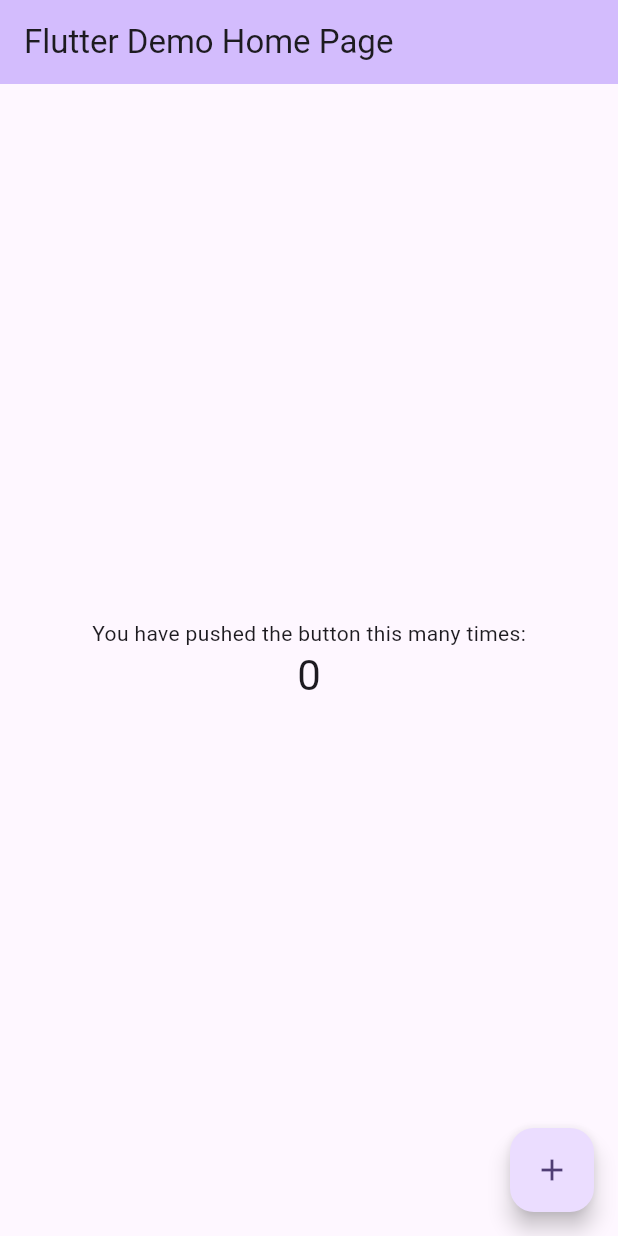
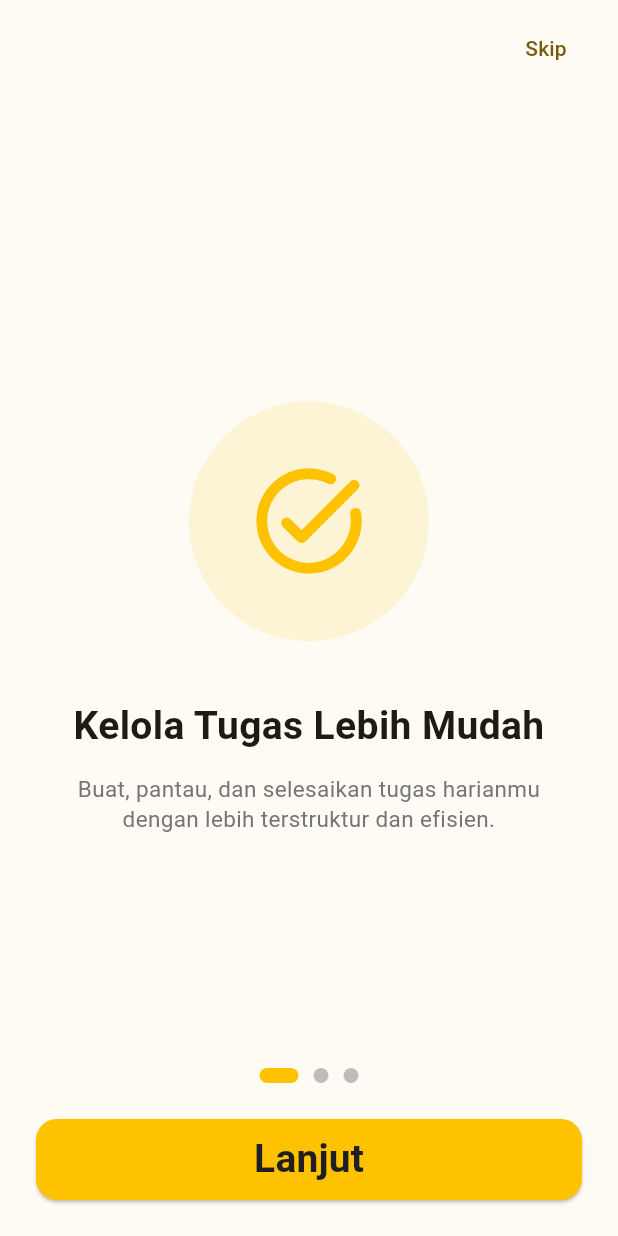
Before and after one commit to habibNurrohmad/ticktask_frontend, a Flutter app: the screen it shows after launch, on a phone screen of 412 x 824 dp. Run offline on Flutter 3.47's test engine with Material 3 defaults, Android fonts, the light colour scheme and no system bars; our stand-ins replace get.

Commit message:
First Commit

```diff
--- /dev/null
+++ b/lib/app/core/values/app_colors.dart
@@ -0,0 +1,15 @@
+import 'package:flutter/material.dart';
+
+class AppColors {
+  static const Color sunflowerYellow = Color(0xFFFEC200);
+  // Alias utama yang digunakan sebagai primary color aplikasi
+  static const Color primary = sunflowerYellow;
+
+  // (Opsional) Palet pendukung - bisa dipakai nanti
+  static const Color primaryDark = Color(0xFFD39F00);
+  static const Color primaryLight = Color(0xFFFFD866);
+  static const Color background = Color(0xFFFDFBF4);
+  static const Color textDark = Color(0xFF1F1F1F);
+  static const Color textLight = Color(0xFF6F6F6F);
+
+}
--- /dev/null
+++ b/lib/app/modules/landing_page/views/landing_page_view.dart
@@ -0,0 +1,210 @@
+import 'package:flutter/material.dart';
+import 'package:animations/animations.dart'; // for SharedAxisTransition
+import 'package:get/get.dart';
+import 'package:ticktask_frontend/app/core/values/app_colors.dart';
+import '../controllers/landing_page_controller.dart';
+
+class LandingPageView extends GetView<LandingPageController> {
+  const LandingPageView({super.key});
+
+  Widget _buildPage({required String title, required String subtitle, required IconData icon, required Color color}) {
+    return Padding(
+      padding: const EdgeInsets.symmetric(horizontal: 32, vertical: 16),
+      child: Column(
+        mainAxisAlignment: MainAxisAlignment.center,
+        crossAxisAlignment: CrossAxisAlignment.center,
+        children: [
+          AnimatedContainer(
+            duration: const Duration(milliseconds: 500),
+            curve: Curves.easeOutBack,
+            height: 160,
+            width: 160,
+            decoration: BoxDecoration(
+              color: color.withOpacity(.12),
+              shape: BoxShape.circle,
+            ),
+            child: Icon(icon, size: 84, color: color),
+          ),
+          const SizedBox(height: 40),
+            Text(
+            title,
+            textAlign: TextAlign.center,
+            style: const TextStyle(
+              fontSize: 26,
+              fontWeight: FontWeight.w700,
+              height: 1.25,
+            ),
+          ),
+          const SizedBox(height: 16),
+          Text(
+            subtitle,
+            textAlign: TextAlign.center,
+            style: TextStyle(
+              fontSize: 15,
+              color: Colors.grey.shade600,
+              height: 1.35,
+            ),
+          ),
+        ],
+      ),
+    );
+  }
+
+  @override
+  Widget build(BuildContext context) {
+    final pages = [
+      _buildPage(
+        title: 'Kelola Tugas Lebih Mudah',
+        subtitle: 'Buat, pantau, dan selesaikan tugas harianmu dengan lebih terstruktur dan efisien.',
+        icon: Icons.task_alt_rounded,
+        color: AppColors.primary,
+      ),
+      _buildPage(
+        title: 'Kolaborasi Tanpa Batas',
+        subtitle: 'Bagikan tugas dan bekerjasama dengan teman atau tim secara real-time.',
+        icon: Icons.group_rounded,
+        color: Colors.orange.shade600,
+      ),
+      _buildPage(
+        title: 'Capai Target Lebih Cepat',
+        subtitle: 'Pantau progres dan raih produktivitas maksimal dengan insight yang akurat.',
+        icon: Icons.insights_rounded,
+        color: Colors.teal.shade600,
+      ),
+    ];
+
+    return Scaffold(
+      backgroundColor: AppColors.background,
+      body: SafeArea(
+        child: Stack(
+          children: [
+            PageView(
+              controller: controller.pageController,
+              onPageChanged: controller.onPageChanged,
+              children: pages,
+            ),
+            Positioned(
+              top: 8,
+              right: 16,
+              child: Obx(() {
+                final isLast = controller.currentPage.value == controller.totalPages - 1;
+                return isLast
+                    ? const SizedBox.shrink()
+                    : TextButton(
+                        onPressed: controller.skipToEnd,
+                        child: const Text('Skip'),
+                      );
+              }),
+            ),
+            Positioned(
+              left: 0,
+              right: 0,
+              bottom: 24,
+              child: Obx(() {
+                final index = controller.currentPage.value;
+                final isLast = index == controller.totalPages - 1;
+                return Column(
+                  mainAxisSize: MainAxisSize.min,
+                  children: [
+                    Row(
+                      mainAxisAlignment: MainAxisAlignment.center,
+                      children: List.generate(controller.totalPages, (i) {
+                        final active = i == index;
+                        return AnimatedContainer(
+                          duration: const Duration(milliseconds: 300),
+                          margin: const EdgeInsets.symmetric(horizontal: 5),
+                          height: 10,
+                          width: active ? 26 : 10,
+                          decoration: BoxDecoration(
+                            color: active ? AppColors.primary : Colors.grey.shade400,
+                            borderRadius: BorderRadius.circular(20),
+                          ),
+                        );
+                      }),
+                    ),
+                    const SizedBox(height: 24),
+                    Padding(
+                      padding: const EdgeInsets.symmetric(horizontal: 24),
+                      child: Row(
+                        children: [
+                          // Smooth width + appearance animation for back button
+                          AnimatedContainer(
+                            duration: const Duration(milliseconds: 320),
+                            curve: Curves.easeInOutCubic,
+                            width: index > 0 ? 54 : 0,
+                            height: 54,
+                            margin: EdgeInsets.only(right: index > 0 ? 12 : 0),
+                            child: AnimatedOpacity(
+                              duration: const Duration(milliseconds: 220),
+                              opacity: index > 0 ? 1 : 0,
+                              curve: Curves.easeInOut,
+                              child: index > 0
+                                  ? ElevatedButton(
+                                      onPressed: controller.prevPage,
+                                      style: ElevatedButton.styleFrom(
+                                        padding: EdgeInsets.zero,
+                                        backgroundColor: Colors.grey.shade200,
+                                        shape: RoundedRectangleBorder(
+                                          borderRadius: BorderRadius.circular(14),
+                                        ),
+                                        elevation: 0,
+                                      ),
+                                      child: const Icon(
+                                        Icons.arrow_back_rounded,
+                                        color: AppColors.textDark,
+                                        size: 28,
+                                      ),
+                                    )
+                                  : const SizedBox.shrink(),
+                            ),
+                          ),
+                          Expanded(
+                            child: SizedBox(
+                              height: 54,
+                              child: ElevatedButton(
+                                onPressed: controller.nextPage,
+                                style: ElevatedButton.styleFrom(
+                                  backgroundColor: AppColors.primary,
+                                  shape: RoundedRectangleBorder(
+                                    borderRadius: BorderRadius.circular(14),
+                                  ),
+                                ),
+                                child: PageTransitionSwitcher(
+                                  duration: const Duration(milliseconds: 520),
+                                  reverse: !isLast, // arah animasi: masuk ke final -> maju
+                                  transitionBuilder: (child, primary, secondary) {
+                                    return SharedAxisTransition(
+                                      animation: primary,
+                                      secondaryAnimation: secondary,
+                                      transitionType: SharedAxisTransitionType.scaled,
+                                      fillColor: Colors.transparent,
+                                      child: child,
+                                    );
+                                  },
+                                  child: Text(
+                                    isLast ? 'Mulai Sekarang' : 'Lanjut',
+                                    key: ValueKey(isLast),
+                                    style: const TextStyle(
+                                      fontSize: 26,
+                                      fontWeight: FontWeight.w700,
+                                      height: 1.25,
+                                      color: AppColors.textDark,
+                                    ),
+                                  ),
+                                ),
+                              ),
+                            ),
+                          ),
+                        ],
+                      ),
+                    ),
+                  ],
+                );
+              }),
+            ),
+          ],
+        ),
+      ),
+    );
+  }
+}
--- /dev/null
+++ b/lib/app/routes/app_pages.dart
@@ -0,0 +1,27 @@
+import 'package:get/get.dart';
+
+import '../modules/home/bindings/home_binding.dart';
+import '../modules/home/views/home_view.dart';
+import '../modules/landing_page/bindings/landing_page_binding.dart';
+import '../modules/landing_page/views/landing_page_view.dart';
+
+part 'app_routes.dart';
+
+class AppPages {
+  AppPages._();
+
+  static const INITIAL = Routes.HOME;
+
+  static final routes = [
+    GetPage(
+      name: _Paths.LANDING_PAGE,
+      page: () => const LandingPageView(),
+      binding: LandingPageBinding(),
+    ),
+    GetPage(
+      name: _Paths.HOME,
+      page: () => const HomeView(),
+      binding: HomeBinding(),
+    ),
+  ];
+}
--- /dev/null
+++ b/lib/app/routes/app_routes.dart
@@ -0,0 +1,14 @@
+part of 'app_pages.dart';
+// DO NOT EDIT. This is code generated via package:get_cli/get_cli.dart
+
+abstract class Routes {
+  Routes._();
+  static const LANDING_PAGE = _Paths.LANDING_PAGE;
+  static const HOME = _Paths.HOME;
+}
+
+abstract class _Paths {
+  _Paths._();
+  static const LANDING_PAGE = '/landing-page';
+  static const HOME = '/home';
+}
--- a/lib/main.dart
+++ b/lib/main.dart
@@ -1,4 +1,8 @@
 import 'package:flutter/material.dart';
+import 'package:get/get.dart';
+import 'app/routes/app_pages.dart';
+import 'app/modules/landing_page/views/landing_page_view.dart';
+import 'app/modules/landing_page/bindings/landing_page_binding.dart';
 
 void main() {
   runApp(const MyApp());
@@ -10,27 +14,16 @@
   // This widget is the root of your application.
   @override
   Widget build(BuildContext context) {
-    return MaterialApp(
-      title: 'Flutter Demo',
+    return GetMaterialApp(
+      debugShowCheckedModeBanner: false,
+      title: 'TickTask',
+      // Pakai landing page sebagai awal onboarding. Ubah ke Routes.HOME jika ingin langsung ke Home.
+      initialRoute: Routes.LANDING_PAGE,
+      getPages: AppPages.routes,
       theme: ThemeData(
-        // This is the theme of your application.
-        //
-        // TRY THIS: Try running your application with "flutter run". You'll see
-        // the application has a purple toolbar. Then, without quitting the app,
-        // try changing the seedColor in the colorScheme below to Colors.green
-        // and then invoke "hot reload" (save your changes or press the "hot
-        // reload" button in a Flutter-supported IDE, or press "r" if you used
-        // the command line to start the app).
-        //
-        // Notice that the counter didn't reset back to zero; the application
-        // state is not lost during the reload. To reset the state, use hot
-        // restart instead.
-        //
-        // This works for code too, not just values: Most code changes can be
-        // tested with just a hot reload.
-        colorScheme: ColorScheme.fromSeed(seedColor: Colors.deepPurple),
+        colorScheme: ColorScheme.fromSeed(seedColor: Colors.amber),
+        useMaterial3: true,
       ),
-      home: const MyHomePage(title: 'Flutter Demo Home Page'),
     );
   }
 }
@@ -109,6 +102,17 @@
               '$_counter',
               style: Theme.of(context).textTheme.headlineMedium,
             ),
+            const SizedBox(height: 24),
+            // Tombol contoh akses manual (tidak akan dipakai jika initialRoute sudah ke landing)
+            ElevatedButton(
+              onPressed: () {
+                Get.to(
+                  () => const LandingPageView(),
+                  binding: LandingPageBinding(),
+                );
+              },
+              child: const Text('Ke Landing Page (manual)'),
+            ),
           ],
         ),
       ),
--- a/pubspec.yaml
+++ b/pubspec.yaml
@@ -34,6 +34,8 @@ dependencies:
   # The following adds the Cupertino Icons font to your application.
   # Use with the CupertinoIcons class for iOS style icons.
   cupertino_icons: ^1.0.8
+  get: ^4.7.2
+  animations: ^2.0.8
 
 dev_dependencies:
   flutter_test:
```
Also changed, not shown: lib/app/modules/home/bindings/home_binding.dart (added, +12 -0 lines), lib/app/modules/home/controllers/home_controller.dart (added, +23 -0 lines), lib/app/modules/home/views/home_view.dart (added, +24 -0 lines), lib/app/modules/landing_page/bindings/landing_page_binding.dart (added, +12 -0 lines), lib/app/modules/landing_page/controllers/landing_page_controller.dart (added, +56 -0 lines), pubspec.lock.
